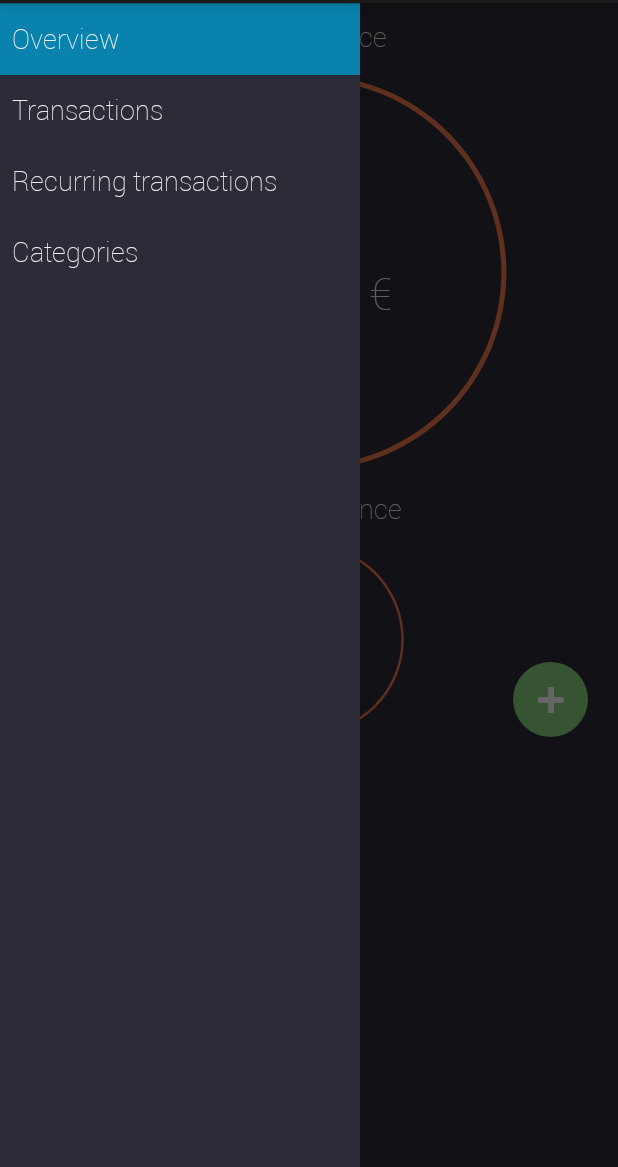
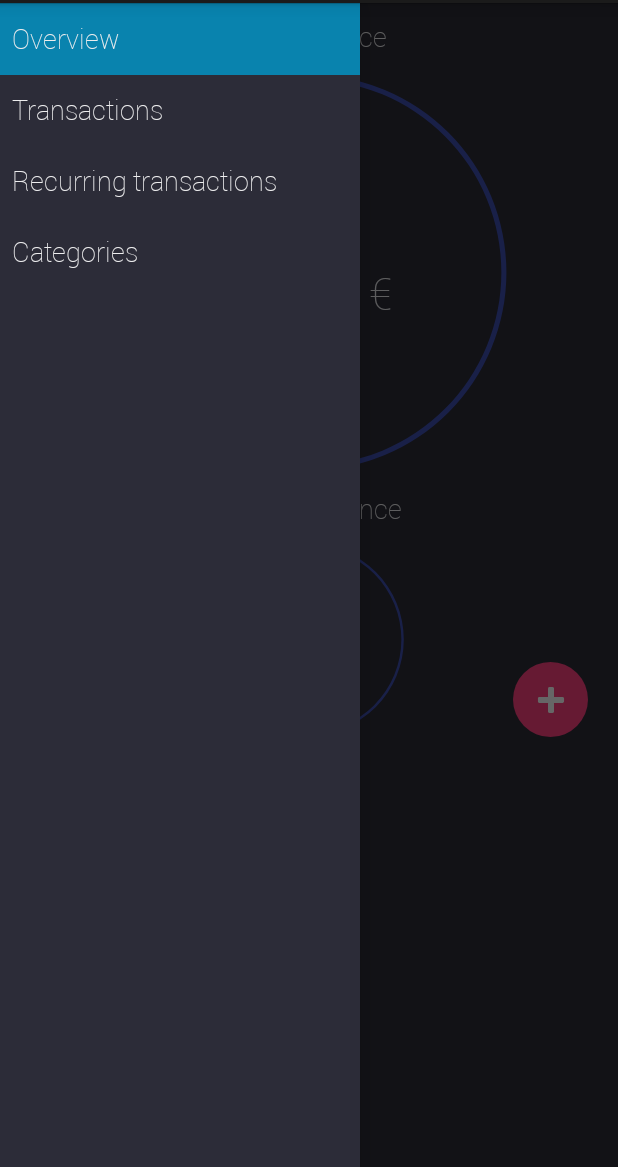
Before and after one commit to RayLeroyWalser/WonderBudget, an Android app: the screen it shows after launch (MainActivity), on a phone screen of 412 x 824 dp, the part 69-1236 px from its top. Run offline under Robolectric (Android 15) with nearby library versions, the phone set to English and light mode, and no system bars; 2 statements that could not run were skipped.

```diff
--- a/mobile/src/main/AndroidManifest.xml
+++ b/mobile/src/main/AndroidManifest.xml
@@ -7,6 +7,7 @@
         android:icon="@drawable/ic_launcher"
         android:label="@string/app_name"
         android:theme="@style/AppTheme" >
+
         <activity
             android:name=".MainActivity"
             android:label="@string/app_name" >
@@ -16,16 +17,19 @@
                 <category android:name="android.intent.category.LAUNCHER" />
             </intent-filter>
         </activity>
+
         <activity
             android:name=".TransactionActionActivity"
             android:label="@string/title_activity_add_transaction"
             android:theme="@android:style/Theme.Holo.Dialog" >
         </activity>
+
         <activity
             android:name=".AddUpgradeTransactionActivity"
             android:label="@string/title_activity_add_upgrade_transaction"
             android:theme="@android:style/Theme.Holo.Dialog" >
         </activity>
+
     </application>
 
 </manifest>
--- a/mobile/src/main/java/com/android/rubeus/wonderbudget/CategoryViewFragment.java
+++ b/mobile/src/main/java/com/android/rubeus/wonderbudget/CategoryViewFragment.java
@@ -44,6 +44,8 @@ public class CategoryViewFragment extends Fragment {
     @Override
     public View onCreateView(LayoutInflater inflater, ViewGroup container, Bundle savedInstanceState) {
         View view = inflater.inflate(R.layout.fragment_category_view, container, false);
+
+        getActivity().getActionBar().setTitle(db.getCategory(categoryId).getName());
 
         ListView listView = (ListView) view.findViewById(android.R.id.list);
         List<Transaction> list = db.getTransactionsOfCategory(categoryId);
@@ -141,7 +143,7 @@ public class CategoryViewFragment extends Fragment {
         if(resultCode == getActivity().RESULT_OK){
             switch (requestCode){
                 case TransactionActionActivity.VIEW_TRANSACTION:
-                    adapter.refresh(db.getAllTransactions());
+                    adapter.refresh(db.getTransactionsOfCategory(categoryId));
                     break;
             }
 
--- a/mobile/src/main/java/com/android/rubeus/wonderbudget/CustomAdapter/CategoryLineAdapter.java
+++ b/mobile/src/main/java/com/android/rubeus/wonderbudget/CustomAdapter/CategoryLineAdapter.java
@@ -95,7 +95,6 @@ public class CategoryLineAdapter extends BaseAdapter {
         cache.icon.setImageURI(Uri.parse(c.getThumbUrl()));
 
         cache.name.setText(c.getName());
-        cache.name.setTextColor(color);
 
         double amount = listAmount.get(position);
         if(amount != 0) {
--- a/mobile/src/main/java/com/android/rubeus/wonderbudget/OverviewFragment.java
+++ b/mobile/src/main/java/com/android/rubeus/wonderbudget/OverviewFragment.java
@@ -44,7 +44,7 @@ public class OverviewFragment extends Fragment {
         totalAmount = (TextView) view.findViewById(R.id.totalAmount);
         realAmount = (TextView) view.findViewById(R.id.realAmount);
         ImageButton addButton = (ImageButton) view.findViewById(R.id.addButton);
-        ((GradientDrawable)addButton.getBackground()).setColor(getResources().getColor(R.color.green));
+        ((GradientDrawable)addButton.getBackground()).setColor(getResources().getColor(R.color.pink));
 
         totalAmount.setText(db.getTotalAmount()+"");
         realAmount.setText(db.getRealAmount()+"");
--- a/mobile/src/main/res/drawable-hdpi/circular_progress_bar.xml
+++ b/mobile/src/main/res/drawable-hdpi/circular_progress_bar.xml
@@ -9,7 +9,7 @@
         android:innerRadiusRatio="2.1"
         android:shape="ring"
         android:thicknessRatio="80.0">
-        <solid android:color="@color/orange"/>
+        <solid android:color="@color/indigo"/>
     </shape>
 
 </rotate>
--- a/mobile/src/main/res/layout/category_list_row.xml
+++ b/mobile/src/main/res/layout/category_list_row.xml
@@ -32,7 +32,8 @@
         android:textSize="20sp"
         android:layout_toRightOf="@id/categoryIcon"
         android:layout_toLeftOf="@+id/categoryAmount"
-        android:layout_marginTop="15dp"/>
+        android:layout_marginTop="17dp"
+        android:textStyle="bold"/>
 
     <TextView
         android:id="@id/categoryAmount"
--- a/mobile/src/main/res/values/colors.xml
+++ b/mobile/src/main/res/values/colors.xml
@@ -4,12 +4,13 @@
     <color name="app_text">#EDEDEE</color>
 
     <color name="red">#F62459</color>
-    <color name="green">#87D37C</color>
+    <color name="green">#2baf2b</color>
     <color name="blue">#19B5FE</color>
     <color name="pale_blue">#3A3A4A</color>
     <color name="white">#FFFFFF</color>
     <color name="black">#000000</color>
-    <color name="purple">#9B59B6</color>
-    <color name="orange">#F2784B</color>
-    <color name="pink">#FF69B4</color>
+    <color name="purple">#9c27b0</color>
+    <color name="orange">#ff5722</color>
+    <color name="pink">#FF4081</color>
+    <color name="indigo">#3F51B5</color>
 </resources>
```
